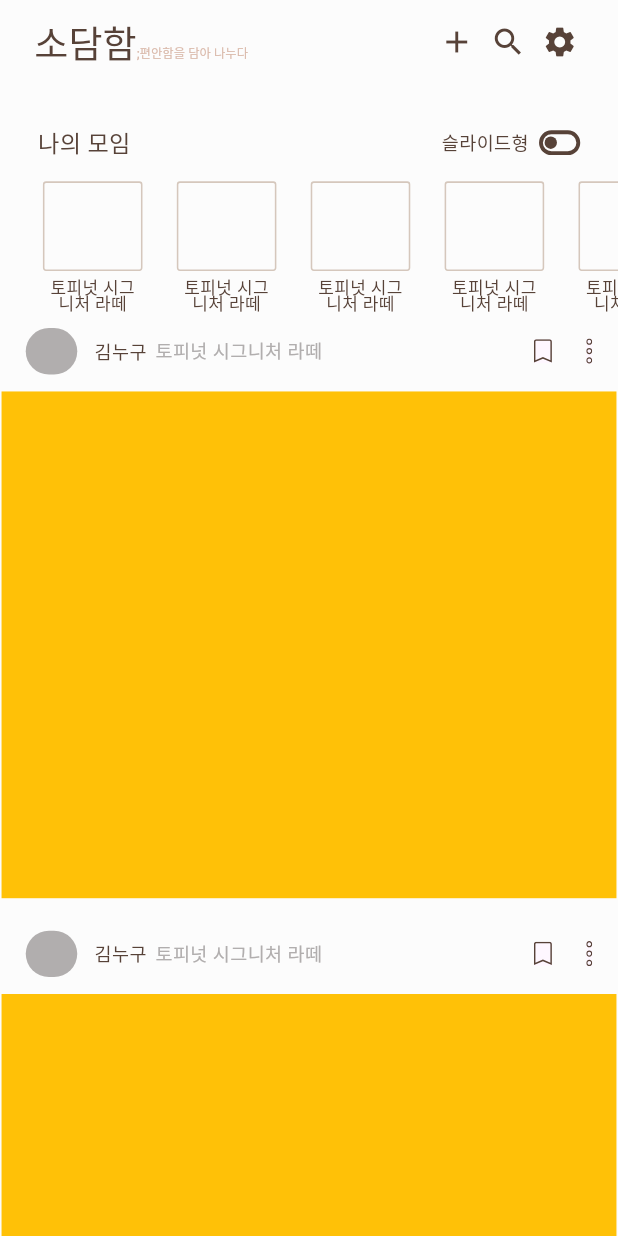
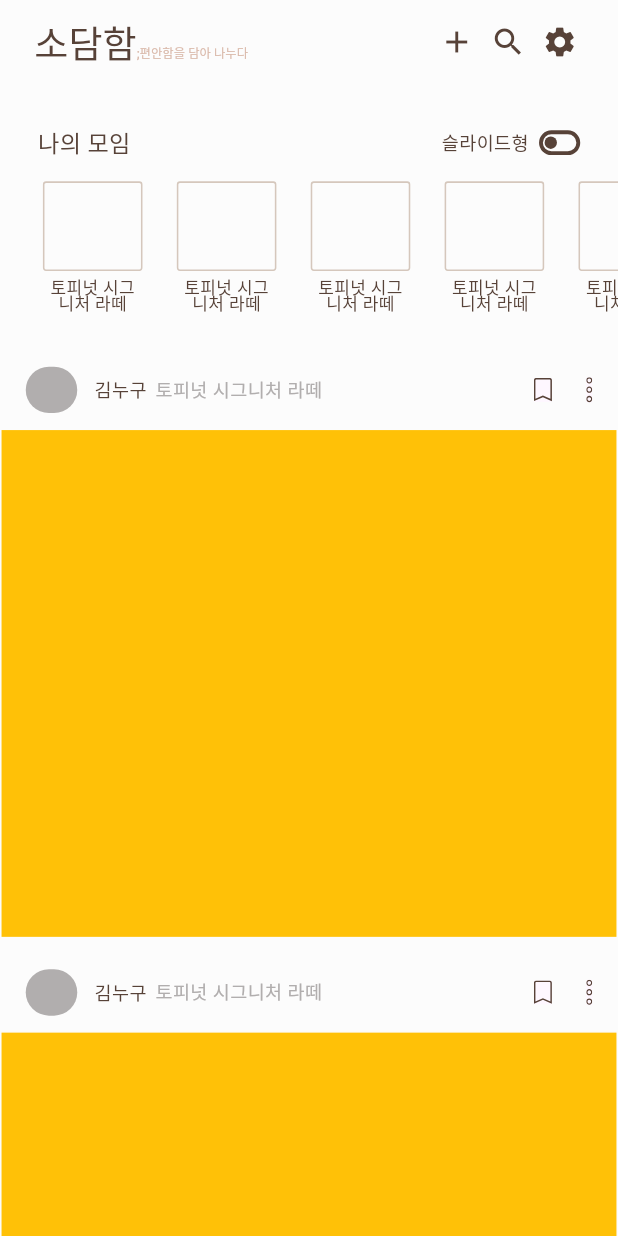
Before and after one commit to suminkim8203/sodam, a Flutter app: the screen it shows after launch, on a phone screen of 412 x 824 dp. Run offline on Flutter 3.47's test engine with Material 3 defaults, Android fonts, the phone set to English and light mode, and no system bars; drawn by our look-alikes of flutter_switch; our stand-ins replace flutter_screenutil, flutter_svg, image_picker; Roboto replaces fonts that are missing (HambakSnow, SeoulHangang).

Commit message:
UI:  - home screen 헤더 높이 증가  - 첫번째 postitem 상단 여백 추가

```diff
--- a/lib/user/view/home_screen.dart
+++ b/lib/user/view/home_screen.dart
@@ -418,13 +418,14 @@ class _SlideScreen extends StatefulWidget {
 
 class _SlideScreenState extends _SlidingHeaderState<_SlideScreen> {
   @override
-  double get headerHeight => 18.h + 40.h + 5.h + 85.h;
+  double get headerHeight => 18.h + 40.h + 5.h + 10.h + 85.h;
 
   @override
   Widget buildScrollBody(BuildContext context, ScrollController controller) {
     return ListView.separated(
       controller: controller,
-      padding: EdgeInsets.only(top: headerHeight + 10.h, bottom: 30.h),
+      padding: EdgeInsets.only(
+          top: headerHeight + 25.h, bottom: 30.h), // 첫번째 postitem 상단 여백
       physics: const BouncingScrollPhysics(),
       itemBuilder: (BuildContext context, int index) {
         return PostItem();
@@ -453,6 +454,7 @@ class _SlideScreenState extends _SlidingHeaderState<_SlideScreen> {
         ),
         SizedBox(height: 5.h),
         const _SlideHeader(),
+        SizedBox(height: 10.h),
       ],
     );
   }
```
Also changed, not shown: 3 other files.
